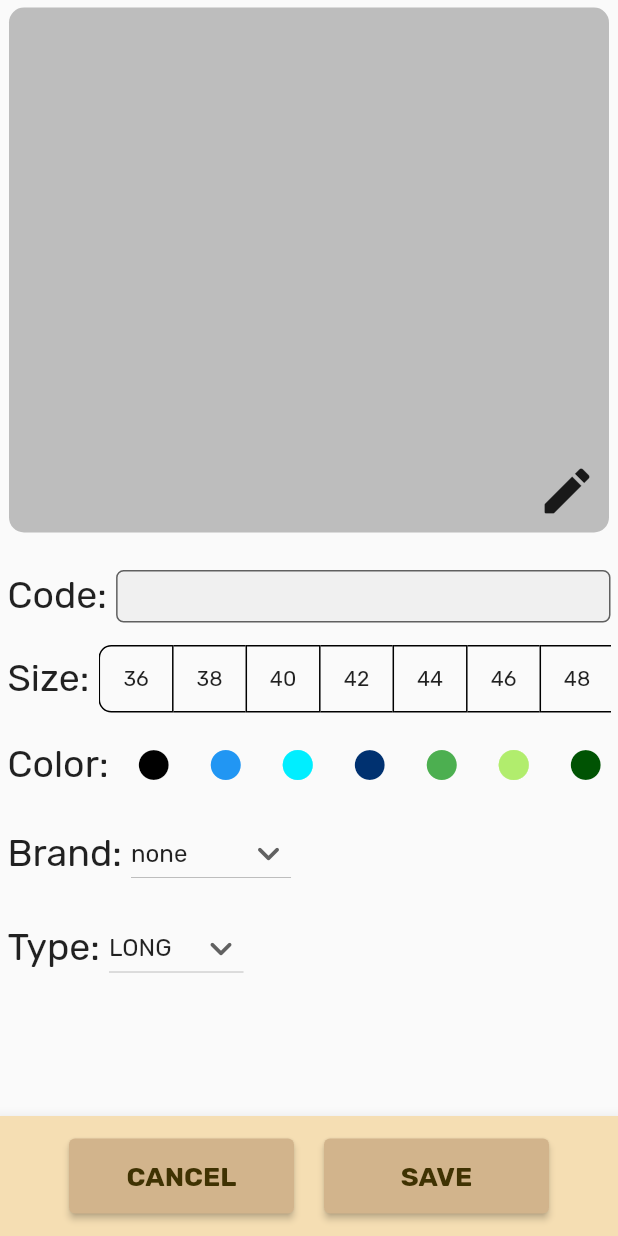
After one commit to DeadMoza/storeManager, a Flutter app: the EditPage screen opened directly, on a phone screen of 412 x 824 dp. The commit adds this screen. Run offline on Flutter 3.47's test engine with Material 2 defaults, Android fonts, the phone set to English and light mode, and no system bars.

Commit message:
Second Commit -Changed the font from roboto to rubik -Added 'utlis' folder for utilities -Completed 'edit page' but details still needs refinement -

```diff
--- a/lib/misc/theme.dart
+++ b/lib/misc/theme.dart
@@ -4,12 +4,24 @@ const primaryColor = Color.fromRGBO(245, 222, 179, 1);
 const secondaryColor = Color.fromRGBO(210, 180, 140, 1);
 const miscColor = Color.fromRGBO(63, 50, 2, 100);
 
+const black = Colors.black;
+const blue = Colors.blue;
+const darkBlue = Color.fromARGB(255, 0, 49, 112);
+const lightBlue = Color.fromARGB(255, 0, 238, 255);
+const green = Colors.green;
+const darkGreen = Color.fromARGB(255, 0, 83, 3);
+const lightGreen = Color.fromARGB(255, 177, 237, 109);
+const red = Colors.red;
+const purple = Colors.purple;
+const beige = Color.fromRGBO(253, 227, 179, 1);
+
 ThemeData appTheme() {
   return ThemeData(
-      colorScheme: const ColorScheme.light(
-        primary: primaryColor,
-        onPrimary: miscColor,
-        secondary: secondaryColor,
-      ),
-      fontFamily: 'Roboto');
+    colorScheme: const ColorScheme.light(
+      primary: primaryColor,
+      onPrimary: miscColor,
+      secondary: secondaryColor,
+    ),
+    fontFamily: 'Rubik',
+  );
 }
--- /dev/null
+++ b/lib/misc/utlis.dart
@@ -0,0 +1,26 @@
+import 'package:flutter/material.dart';
+
+Text stat(String title) {
+  return Text(
+    title,
+    style: const TextStyle(
+      fontSize: 25,
+    ),
+  );
+}
+
+SizedBox verticalSpace() {
+  return const SizedBox(
+    height: 15,
+  );
+}
+
+Icon colorPick(Color color) {
+  return Icon(
+    Icons.circle,
+    color: color,
+  );
+}
+
+List<String> brands = <String>['none', 'VALLS', 'BALERINA', 'ROZEŞA'];
+List<String> types = <String>['LONG', 'SHORT', 'SKIRT', 'JACKET'];
--- /dev/null
+++ b/lib/pages/edit.dart
@@ -0,0 +1,265 @@
+import 'package:elshamistore/misc/theme.dart';
+import 'package:elshamistore/misc/utlis.dart';
+import 'package:flutter/material.dart';
+
+class EditPage extends StatefulWidget {
+  const EditPage({super.key});
+
+  @override
+  State<EditPage> createState() => _EditPageState();
+}
+
+class _EditPageState extends State<EditPage> {
+  final List<bool> selectedSize = <bool>[
+    false,
+    false,
+    false,
+    false,
+    false,
+    false,
+    false,
+    false,
+    false,
+    false,
+    false
+  ];
+  final List<bool> selectedColor = <bool>[
+    false,
+    false,
+    false,
+    false,
+    false,
+    false,
+    false,
+    false,
+    false,
+    false,
+  ];
+
+  String brandsDropDownValue = brands.first;
+
+  String typesDropDownValue = types.first;
+
+  @override
+  Widget build(BuildContext context) {
+    return Scaffold(
+      bottomNavigationBar: BottomAppBar(
+        color: primaryColor,
+        height: 80,
+        child: Row(
+          mainAxisAlignment: MainAxisAlignment.center,
+          children: [
+            ElevatedButton(
+              onPressed: () {
+                Navigator.pop(context);
+              },
+              style: const ButtonStyle(
+                  fixedSize: MaterialStatePropertyAll(Size(150, 50)),
+                  backgroundColor: MaterialStatePropertyAll(secondaryColor)),
+              child: const Text('CANCEL',
+                  style: TextStyle(fontWeight: FontWeight.bold, fontSize: 18)),
+            ),
+            const SizedBox(width: 20),
+            ElevatedButton(
+                onPressed: () {},
+                style: const ButtonStyle(
+                    fixedSize: MaterialStatePropertyAll(Size(150, 50)),
+                    backgroundColor: MaterialStatePropertyAll(secondaryColor)),
+                child: const Text('SAVE',
+                    style:
+                        TextStyle(fontWeight: FontWeight.bold, fontSize: 18))),
+          ],
+        ),
+      ),
+      body: SafeArea(
+        child: ListView(
+          children: [
+            Padding(
+              padding: const EdgeInsets.all(5.0),
+              child: Column(
+                children: [
+                  Container(
+                    decoration: BoxDecoration(
+                      borderRadius: BorderRadius.circular(10),
+                      color: Colors.grey[400],
+                    ),
+                    height: 350,
+                    width: 400,
+                    child: IconButton(
+                      onPressed: () {},
+                      icon: const Icon(Icons.mode_edit_outline_rounded),
+                      alignment: Alignment.bottomRight,
+                      iconSize: 40,
+                    ),
+                  ),
+                  const SizedBox(height: 25),
+                  Row(
+                    children: [
+                      stat('Code: '),
+                      Expanded(
+                          child: TextField(
+                        textAlign: TextAlign.center,
+                        decoration: InputDecoration(
+                            filled: true,
+                            focusedBorder: const OutlineInputBorder(
+                                borderSide: BorderSide(color: secondaryColor)),
+                            border: OutlineInputBorder(
+                              borderRadius: BorderRadius.circular(5),
+                            ),
+                            constraints: const BoxConstraints(
+                              maxHeight: 35,
+                            )),
+                      )),
+                    ],
+                  ),
+                  verticalSpace(),
+                  Row(
+                    children: [
+                      stat('Size: '),
+                      Expanded(
+                        child: SizedBox(
+                          height: 45,
+                          child: ListView(
+                            scrollDirection: Axis.horizontal,
+                            shrinkWrap: true,
+                            children: [
+                              ToggleButtons(
+                                  isSelected: selectedSize,
+                                  onPressed: (index) {
+                                    setState(() {
+                                      for (int i = 0;
+                                          i < selectedSize.length;
+                                          i++) {
+                                        if (i == index) {
+                                          selectedSize[i] = !selectedSize[i];
+                                        }
+                                      }
+                                    });
+                                  },
+                                  borderColor: Colors.black,
+                                  borderRadius: BorderRadius.circular(8),
+                                  selectedColor: miscColor,
+                                  selectedBorderColor: miscColor,
+                                  fillColor: secondaryColor,
+                                  children: const [
+                                    Text('36'),
+                                    Text('38'),
+                                    Text('40'),
+                                    Text('42'),
+                                    Text('44'),
+                                    Text('46'),
+                                    Text('48'),
+                                    Text('50'),
+                                    Text('52'),
+                                    Text('54'),
+                                    Text('56')
+                                  ]),
+                            ],
+                          ),
+                        ),
+                      )
+                    ],
+                  ),
+                  verticalSpace(),
+                  Row(
+                    children: [
+                      stat('Color: '),
+                      Expanded(
+                          child: SizedBox(
+                        height: 40,
+                        child: ListView(
+                            scrollDirection: Axis.horizontal,
+                            shrinkWrap: true,
+                            children: [
+                              ToggleButtons(
+                                  isSelected: selectedColor,
+                                  onPressed: (index) {
+                                    setState(() {
+                                      for (int i = 0;
+                                          i < selectedColor.length;
+                                          i++) {
+                                        if (i == index) {
+                                          selectedColor[i] = !selectedColor[i];
+                                        } else {
+                                          selectedColor[i] = false;
+                                        }
+                                      }
+                                    });
+                                  },
+                                  renderBorder: false,
+                                  fillColor: secondaryColor,
+                                  children: [
+                                    colorPick(black),
+                                    colorPick(blue),
+                                    colorPick(lightBlue),
+                                    colorPick(darkBlue),
+                                    colorPick(green),
+                                    colorPick(lightGreen),
+                                    colorPick(darkGreen),
+                                    colorPick(red),
+                                    colorPick(purple),
+                                    colorPick(beige),
+                                  ])
+                            ]),
+                      ))
+                    ],
+                  ),
+                  verticalSpace(),
+                  Row(
+                    children: [
+                      stat('Brand: '),
+                      DropdownButton(
+                        borderRadius: BorderRadius.circular(5),
+                        icon: const Icon(Icons.keyboard_arrow_down_rounded),
+                        iconSize: 30,
+                        dropdownColor: secondaryColor,
+                        value: brandsDropDownValue,
+                        items: brands
+                            .map<DropdownMenuItem<String>>((String value) {
+                          return DropdownMenuItem<String>(
+                            value: value,
+                            child: Text(value),
+                          );
+                        }).toList(),
+                        onChanged: (String? value) {
+                          setState(() {
+                            brandsDropDownValue = value!;
+                          });
+                        },
+                      ),
+                    ],
+                  ),
+                  verticalSpace(),
+                  Row(
+                    children: [
+                      stat('Type: '),
+                      DropdownButton(
+                        borderRadius: BorderRadius.circular(5),
+                        icon: const Icon(Icons.keyboard_arrow_down_rounded),
+                        iconSize: 30,
+                        dropdownColor: secondaryColor,
+                        value: typesDropDownValue,
+                        items:
+                            types.map<DropdownMenuItem<String>>((String value) {
+                          return DropdownMenuItem<String>(
+                            value: value,
+                            child: Text(value),
+                          );
+                        }).toList(),
+                        onChanged: (String? value) {
+                          setState(() {
+                            typesDropDownValue = value!;
+                          });
+                        },
+                      ),
+                    ],
+                  ),
+                ],
+              ),
+            )
+          ],
+        ),
+      ),
+    );
+  }
+}
```
Also changed, not shown: lib/pages/details.dart (+88 -2 lines), lib/pages/home.dart (+6 -5 lines), pubspec.yaml (+5 -3 lines), fonts/Roboto-Bold.ttf (deleted), fonts/Roboto-Regular.ttf (deleted), fonts/Rubik-Bold.ttf (added), fonts/Rubik-Italic.ttf (added), fonts/Rubik-Regular.ttf (added), 1 other file.
